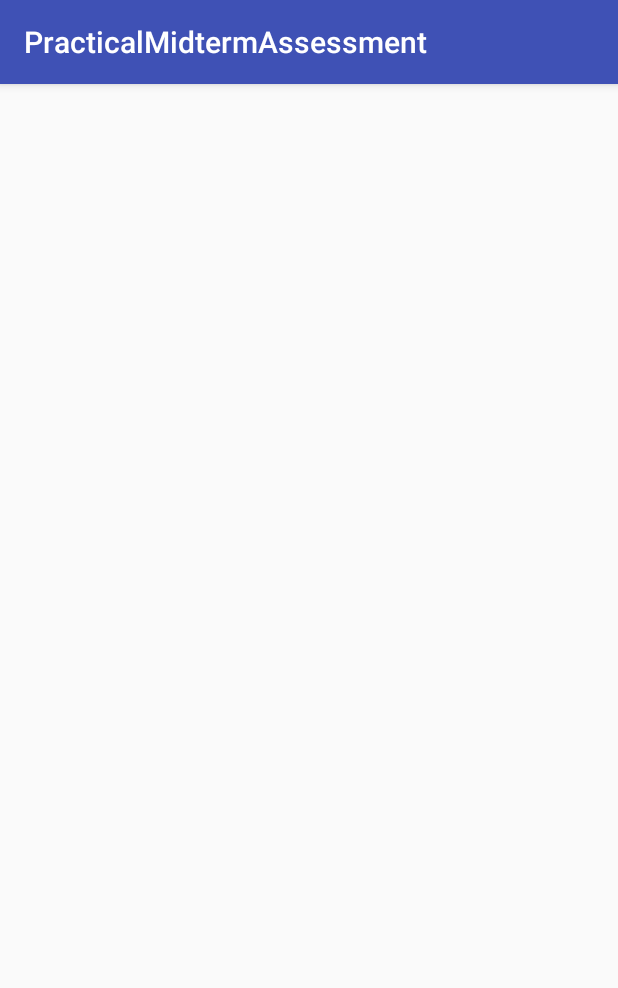
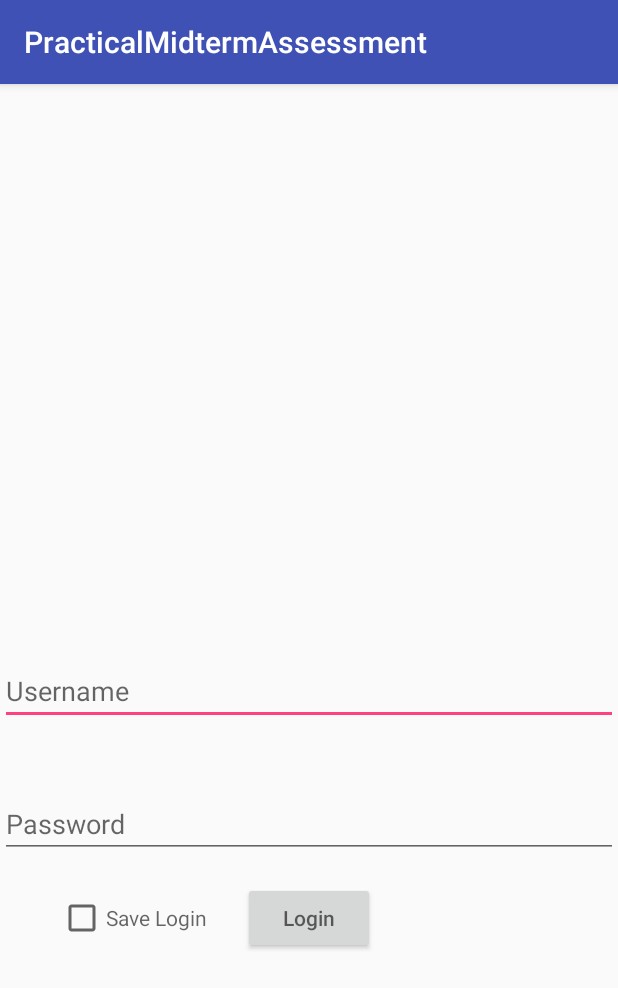
Before and after one commit to LuminaryDoom/AndroidMidtermAssessment, an Android app: the LoginActivity screen opened directly, with no data from a screen before it, on a phone screen of 412 x 824 dp. Shown: the top 988 px of the screen. Run offline under Robolectric (Android 15) with nearby library versions, the phone set to English and light mode, and no system bars.

Commit message:
added part02

```diff
--- a/app/src/main/AndroidManifest.xml
+++ b/app/src/main/AndroidManifest.xml
@@ -16,7 +16,8 @@
                 <category android:name="android.intent.category.LAUNCHER" />
             </intent-filter>
         </activity>
-        <activity android:name=".LoginActivity"></activity>
+        <activity android:name=".LoginActivity" />
+        <activity android:name=".ListActivity"></activity>
     </application>
 
 </manifest>
--- a/app/src/main/java/nyc/c4q/practicalmidtermassessment/LoginActivity.java
+++ b/app/src/main/java/nyc/c4q/practicalmidtermassessment/LoginActivity.java
@@ -1,13 +1,62 @@
 package nyc.c4q.practicalmidtermassessment;
 
+import android.content.Intent;
+import android.content.SharedPreferences;
 import android.support.v7.app.AppCompatActivity;
 import android.os.Bundle;
+import android.view.View;
+import android.widget.Button;
+import android.widget.CheckBox;
+import android.widget.EdgeEffect;
+import android.widget.EditText;
 
 public class LoginActivity extends AppCompatActivity {
+
+
+    private static final String SHARED_PREFS_KEY = "sharedPrefsKey";
+    private EditText email;
+    private EditText password;
+    private CheckBox saveDetails;
+    private Button submitButton;
+    private SharedPreferences login;
 
     @Override
     protected void onCreate(Bundle savedInstanceState) {
         super.onCreate(savedInstanceState);
         setContentView(R.layout.activity_login);
+        email = findViewById(R.id.editText1);
+        password = findViewById(R.id.editText2);
+        saveDetails = findViewById(R.id.checkbox);
+        submitButton = findViewById(R.id.button);
+
+        login = getApplicationContext().getSharedPreferences(SHARED_PREFS_KEY, MODE_PRIVATE);
+
+        submitButton.setOnClickListener(new View.OnClickListener() {
+            @Override
+            public void onClick(View v) {
+
+                SharedPreferences.Editor editor = login.edit();
+
+                if (saveDetails.isChecked()) {
+                    String username = email.getText().toString();
+                    String pass = password.getText().toString();
+                    editor.putString("user", username);
+                    editor.putString("pass", pass);
+                    editor.putBoolean("isChecked", saveDetails.isChecked());
+                    editor.commit();
+                }else {
+                    editor.putBoolean("isChecked", saveDetails.isChecked());
+                    editor.commit();
+                }
+
+                if (email.getText().toString() == "user@aol.com" && password.getText().toString() == "password1234") {
+                    Intent intent = new Intent(LoginActivity.this , ListActivity.class);
+                    intent.putExtra("UserEmail",email.getText().toString());
+                    startActivity(intent);
+                }
+            }
+        });
     }
+
+
 }
--- a/app/src/main/java/nyc/c4q/practicalmidtermassessment/LoopActivity.java
+++ b/app/src/main/java/nyc/c4q/practicalmidtermassessment/LoopActivity.java
@@ -53,7 +53,7 @@ public class LoopActivity extends AppCompatActivity {
         protected void onPostExecute(Integer result) {
             super.onPostExecute(result);
             centerText.setText("Loops completed:" + result);
-            Intent intent = new Intent(getApplicationContext(), LoginActivity.class);
+            Intent intent = new Intent(LoopActivity.this, LoginActivity.class);
             startActivity(intent);
 
         }
--- a/app/src/main/res/layout/activity_login.xml
+++ b/app/src/main/res/layout/activity_login.xml
@@ -1,9 +1,47 @@
 <?xml version="1.0" encoding="utf-8"?>
-<android.support.constraint.ConstraintLayout xmlns:android="http://schemas.android.com/apk/res/android"
+<RelativeLayout xmlns:android="http://schemas.android.com/apk/res/android"
     xmlns:app="http://schemas.android.com/apk/res-auto"
     xmlns:tools="http://schemas.android.com/tools"
     android:layout_width="match_parent"
     android:layout_height="match_parent"
     tools:context="nyc.c4q.practicalmidtermassessment.LoginActivity">
 
-</android.support.constraint.ConstraintLayout>
+    <EditText
+        android:id="@+id/editText1"
+        android:layout_width="match_parent"
+        android:layout_height="wrap_content"
+        android:layout_above="@+id/editText2"
+        android:layout_alignParentStart="true"
+        android:layout_marginBottom="43dp"
+        android:hint="Username"/>
+
+    <EditText
+        android:layout_width="match_parent"
+        android:layout_height="wrap_content"
+        android:layout_above="@+id/button"
+        android:layout_alignParentEnd="true"
+        android:layout_marginBottom="16dp"
+        android:id="@+id/editText2"
+        android:hint="Password"/>
+
+    <Button
+        android:layout_width="wrap_content"
+        android:layout_height="wrap_content"
+        android:layout_alignParentBottom="true"
+        android:layout_centerHorizontal="true"
+        android:layout_marginBottom="188dp"
+        android:id="@+id/button"
+        android:hint="Login"/>
+
+    <CheckBox
+        android:id="@+id/checkbox"
+        android:layout_width="wrap_content"
+        android:layout_height="wrap_content"
+        android:layout_alignBaseline="@+id/button"
+        android:layout_alignBottom="@+id/button"
+        android:layout_marginEnd="24dp"
+        android:layout_toStartOf="@+id/button"
+        android:hint="Save Login" />
+
+
+</RelativeLayout>
```
Also changed, not shown: app/src/main/java/nyc/c4q/practicalmidtermassessment/ListActivity.java (added, +13 -0 lines), app/src/main/res/layout/activity_list.xml (added, +9 -0 lines).
